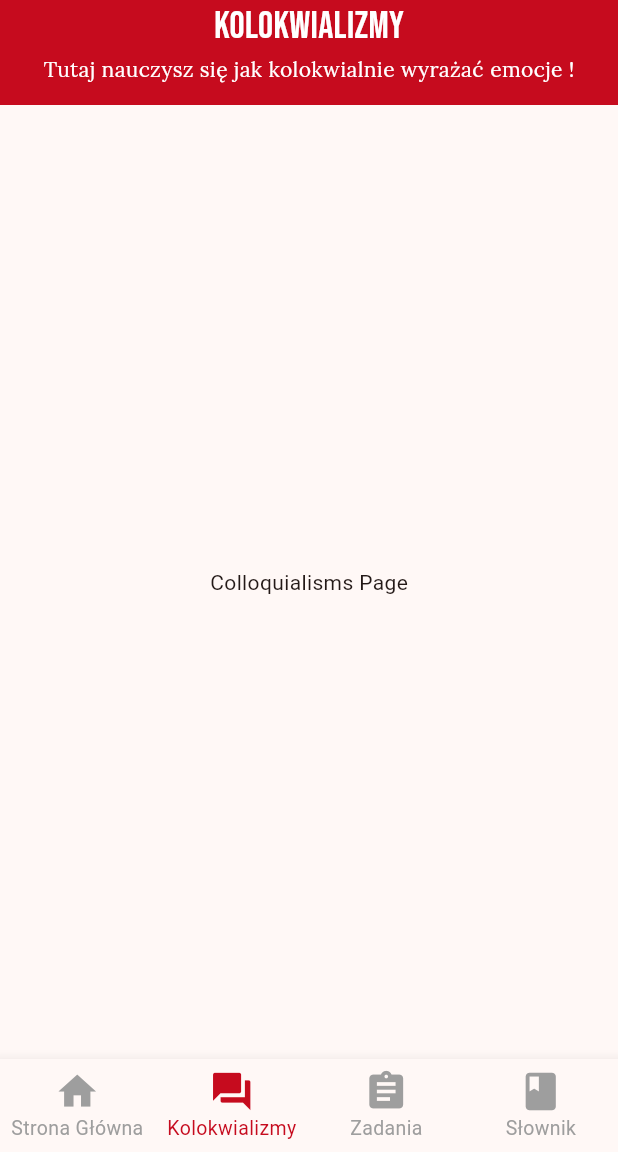
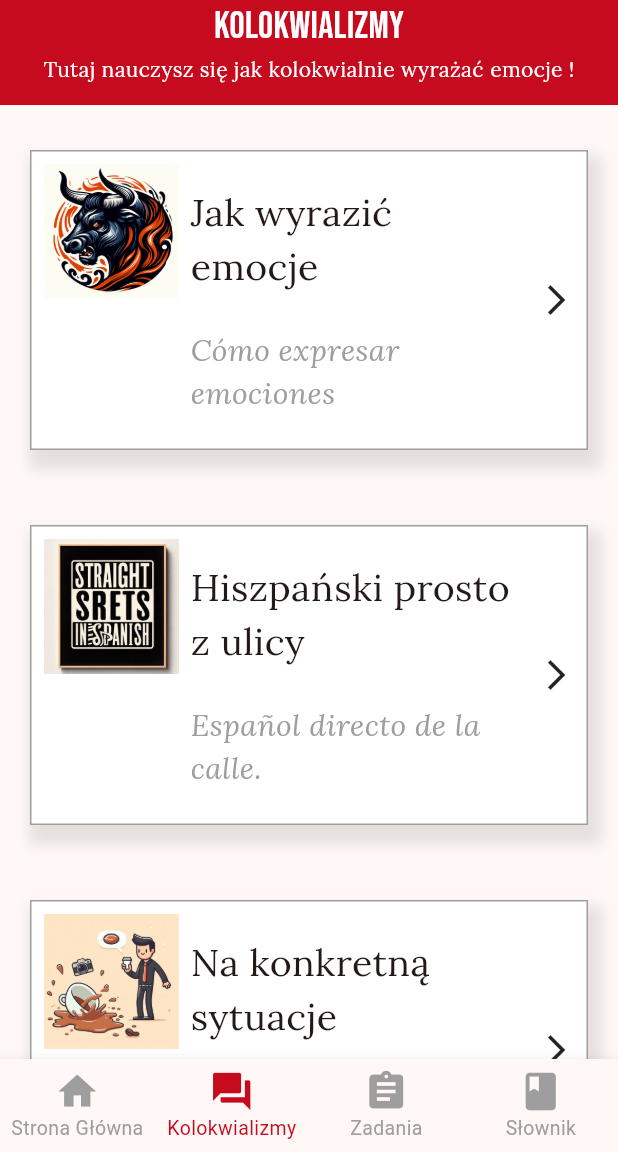
Before and after one commit to mateuszkasprzak94/street_talk, a Flutter app: the screen it shows after launch, item 2 of the bottom bar chosen, on a phone screen of 412 x 824 dp, the part 84-1236 px from its top. Run offline on Flutter 3.47's test engine with Material 3 defaults, Android fonts, the light colour scheme and no system bars; our stand-ins replace google_fonts.

Commit message:
Create Custom Buttons for Colloquialisms Page

```diff
--- a/lib/app/pages/colloquialisms_page/colloquialisms_page.dart
+++ b/lib/app/pages/colloquialisms_page/colloquialisms_page.dart
@@ -1,5 +1,6 @@
 import 'package:flutter/material.dart';
 import 'package:google_fonts/google_fonts.dart';
+import 'package:street_talk/app/widgets/buttons/colloquialisms_page_button.dart';
 import 'package:street_talk/app/widgets/drawer/drawer.dart';
 
 class ColloquialismsPage extends StatefulWidget {
@@ -46,10 +47,31 @@ class _ColloquialismsPageState extends State<ColloquialismsPage> {
           ),
         ),
       ),
-      body: const Center(
-        child: Text('Colloquialisms Page'),
+      body: ListView(
+        children: [
+          ColloquialismsButtonWidget(
+            image: Image.asset('assets/images/bull.jpg'),
+            polishTitle: 'Jak wyrazić emocje',
+            spanishTitle: 'Cómo expresar emociones',
+          ),
+          ColloquialismsButtonWidget(
+            image: Image.asset('assets/images/street.jpg'),
+            polishTitle: 'Hiszpański prosto z ulicy',
+            spanishTitle: 'Español directo de la calle.',
+          ),
+          ColloquialismsButtonWidget(
+            image: Image.asset('assets/images/situation.jpg'),
+            polishTitle: 'Na konkretną sytuacje',
+            spanishTitle: 'Para una situación específica',
+          ),
+          ColloquialismsButtonWidget(
+            image: Image.asset('assets/images/goodbye.jpg'),
+            polishTitle: 'Przywitania i pożegnania',
+            spanishTitle: 'Saludos y despedidas',
+          ),
+        ],
       ),
-      endDrawer: NavigationDrawerWidget(),
+      endDrawer: const NavigationDrawerWidget(),
     );
   }
 }
--- a/lib/app/pages/dictionary_page/dictionary_page.dart
+++ b/lib/app/pages/dictionary_page/dictionary_page.dart
@@ -61,12 +61,7 @@ class _DictionaryPageState extends State<DictionaryPage> {
                   contentPadding: const EdgeInsets.all(10),
                   labelText: 'Szukaj',
                   hintText: 'Wpisz słowo, którego szukasz',
-                  prefixIcon: controller.text.isEmpty
-                      ? const Icon(Icons.search)
-                      : const Icon(
-                          Icons.check,
-                          color: Colors.green,
-                        ),
+                  prefixIcon: const Icon(Icons.search),
                   suffixIcon: controller.text.isEmpty
                       ? Container(width: 0)
                       : IconButton(
@@ -80,7 +75,7 @@ class _DictionaryPageState extends State<DictionaryPage> {
           ],
         ),
       ),
-      endDrawer: NavigationDrawerWidget(),
+      endDrawer: const NavigationDrawerWidget(),
     );
   }
 }
--- /dev/null
+++ b/lib/app/widgets/buttons/colloquialisms_page_button.dart
@@ -0,0 +1,76 @@
+import 'package:flutter/material.dart';
+import 'package:google_fonts/google_fonts.dart';
+
+class ColloquialismsButtonWidget extends StatelessWidget {
+  const ColloquialismsButtonWidget({
+    required this.image,
+    required this.polishTitle,
+    required this.spanishTitle,
+    super.key,
+  });
+
+  final Image image;
+  final String polishTitle;
+  final String spanishTitle;
+
+  @override
+  Widget build(BuildContext context) {
+    return Container(
+      margin: const EdgeInsets.symmetric(horizontal: 20, vertical: 20) +
+          const EdgeInsets.only(top: 10),
+      width: double.infinity,
+      height: 200,
+      decoration: BoxDecoration(
+        border: Border.all(color: Colors.grey),
+        color: Colors.white,
+        boxShadow: [
+          BoxShadow(
+            color: Colors.black.withOpacity(0.1),
+            spreadRadius: 5,
+            blurRadius: 7,
+            offset: const Offset(4, 8),
+          ),
+        ],
+      ),
+      child: Row(mainAxisAlignment: MainAxisAlignment.spaceAround, children: [
+        Column(
+          children: [
+            Padding(
+              padding: const EdgeInsets.all(8.0),
+              child: SizedBox(
+                height: 90,
+                width: 90,
+                child: image,
+              ),
+            ),
+          ],
+        ),
+        Expanded(
+          child: Column(
+            mainAxisAlignment: MainAxisAlignment.spaceEvenly,
+            children: [
+              Text(
+                polishTitle,
+                style: GoogleFonts.lora(fontSize: 25),
+              ),
+              Text(
+                spanishTitle,
+                style: GoogleFonts.lora(
+                    fontSize: 20,
+                    fontStyle: FontStyle.italic,
+                    color: Colors.grey),
+              )
+            ],
+          ),
+        ),
+        InkWell(
+          onTap: () {},
+          child: const Padding(
+            padding: EdgeInsets.all(8.0),
+            child: Icon(Icons.arrow_forward_ios),
+          ),
+        )
+      ]),
+    );
+  }
+}
--- a/pubspec.yaml
+++ b/pubspec.yaml
@@ -29,3 +29,4 @@ flutter:
   assets:
     - assets/assets_homepage/
     - assets/flag/
+    - assets/images/
```
Also changed, not shown: assets/images/bull.jpg (added), assets/images/goodbye.jpg (added), assets/images/situation.jpg (added), assets/images/street.jpg (added).
